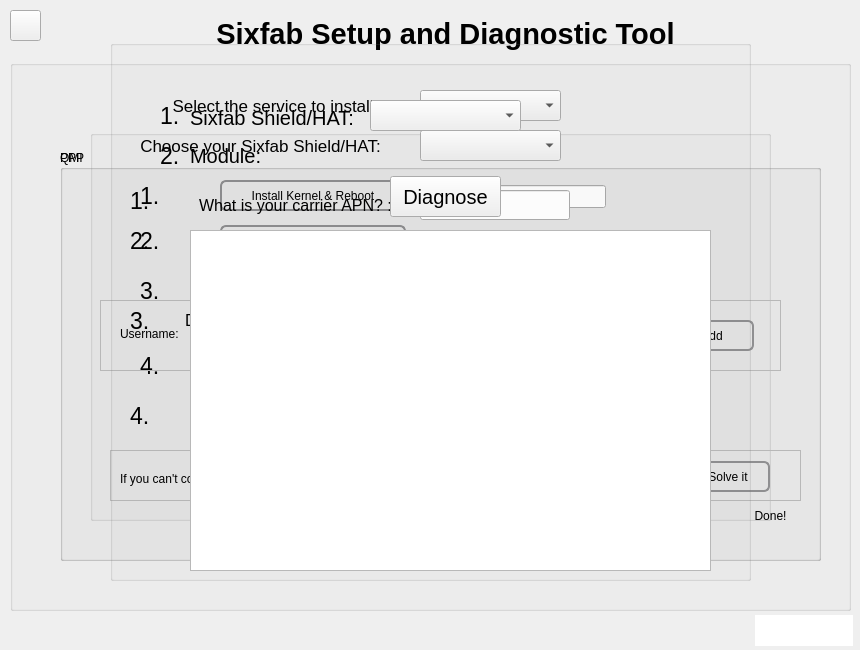
sixfab/setup-and-diagnostic-tool, file setup_and_diagnostic_tool.ui: the form before one commit.
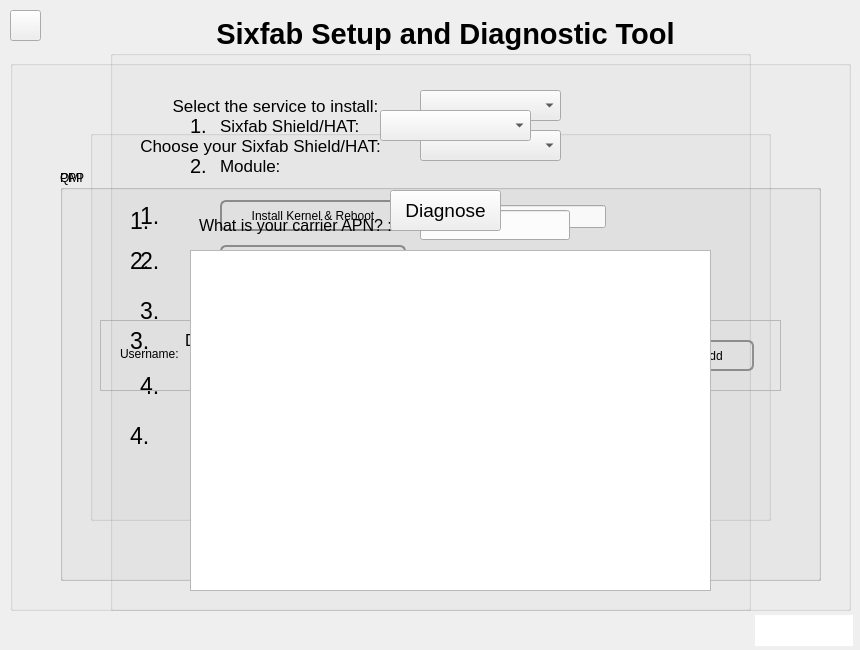
The form after the commit. Icons and pictures are not drawn.

Commit message: removed route frame

The edit to the form file:
```diff
--- a/setup_and_diagnostic_tool.ui
+++ b/setup_and_diagnostic_tool.ui
@@ -227,7 +227,7 @@
     <property name="geometry">
      <rect>
       <x>50</x>
-      <y>90</y>
+      <y>110</y>
       <width>761</width>
       <height>411</height>
      </rect>
@@ -390,7 +390,7 @@
       <enum>Qt::LeftToRight</enum>
      </property>
      <property name="text">
-      <string>TextLabel</string>
+      <string>&lt;html&gt;&lt;head/&gt;&lt;body&gt;&lt;p&gt;Text&lt;/p&gt;&lt;/body&gt;&lt;/html&gt;</string>
      </property>
      <property name="alignment">
       <set>Qt::AlignCenter</set>
@@ -399,7 +399,7 @@
     <widget class="QPushButton" name="testButton">
      <property name="geometry">
       <rect>
-       <x>190</x>
+       <x>180</x>
        <y>199</y>
        <width>186</width>
        <height>31</height>
@@ -428,19 +428,22 @@
     <widget class="QLabel" name="qmi_test_label">
      <property name="geometry">
       <rect>
-       <x>392</x>
-       <y>203</y>
+       <x>380</x>
+       <y>200</y>
        <width>361</width>
-       <height>21</height>
+       <height>31</height>
       </rect>
      </property>
      <property name="font">
       <font>
-       <pointsize>13</pointsize>
+       <pointsize>12</pointsize>
       </font>
      </property>
      <property name="text">
-      <string>TextLabel</string>
+      <string>&lt;html&gt;&lt;head/&gt;&lt;body&gt;&lt;p&gt;Text&lt;/p&gt;&lt;/body&gt;&lt;/html&gt;</string>
+     </property>
+     <property name="textFormat">
+      <enum>Qt::AutoText</enum>
      </property>
      <property name="alignment">
       <set>Qt::AlignLeading|Qt::AlignLeft|Qt::AlignVCenter</set>
@@ -482,9 +485,9 @@
      <property name="geometry">
       <rect>
        <x>390</x>
-       <y>288</y>
+       <y>284</y>
        <width>361</width>
-       <height>21</height>
+       <height>31</height>
       </rect>
      </property>
      <property name="font">
@@ -493,7 +496,7 @@
       </font>
      </property>
      <property name="text">
-      <string>TextLabel</string>
+      <string>&lt;html&gt;&lt;head/&gt;&lt;body&gt;&lt;p&gt;Text&lt;/p&gt;&lt;/body&gt;&lt;/html&gt;</string>
      </property>
      <property name="alignment">
       <set>Qt::AlignLeading|Qt::AlignLeft|Qt::AlignVCenter</set>
@@ -502,10 +505,10 @@
     <widget class="QCheckBox" name="qmi_autoConnect_check">
      <property name="geometry">
       <rect>
-       <x>200</x>
-       <y>248</y>
-       <width>281</width>
-       <height>23</height>
+       <x>125</x>
+       <y>245</y>
+       <width>351</width>
+       <height>31</height>
       </rect>
      </property>
      <property name="font">
@@ -622,7 +625,7 @@
     <property name="geometry">
      <rect>
       <x>50</x>
-      <y>90</y>
+      <y>110</y>
       <width>761</width>
       <height>411</height>
      </rect>
@@ -824,9 +827,9 @@
      <property name="geometry">
       <rect>
        <x>330</x>
-       <y>250</y>
+       <y>248</y>
        <width>421</width>
-       <height>21</height>
+       <height>31</height>
       </rect>
      </property>
      <property name="font">
@@ -841,86 +844,6 @@
       <set>Qt::AlignLeading|Qt::AlignLeft|Qt::AlignVCenter</set>
      </property>
     </widget>
-    <widget class="QFrame" name="route_frame">
-     <property name="geometry">
-      <rect>
-       <x>50</x>
-       <y>300</y>
-       <width>691</width>
-       <height>51</height>
-      </rect>
-     </property>
-     <property name="frameShape">
-      <enum>QFrame::StyledPanel</enum>
-     </property>
-     <property name="frameShadow">
-      <enum>QFrame::Raised</enum>
-     </property>
-     <widget class="QLabel" name="route_label">
-      <property name="geometry">
-       <rect>
-        <x>10</x>
-        <y>20</y>
-        <width>561</width>
-        <height>17</height>
-       </rect>
-      </property>
-      <property name="text">
-       <string>If you can't connect, one of the possible errors you may get is the routing error.</string>
-      </property>
-     </widget>
-     <widget class="QPushButton" name="error_solve">
-      <property name="geometry">
-       <rect>
-        <x>576</x>
-        <y>11</y>
-        <width>84</width>
-        <height>31</height>
-       </rect>
-      </property>
-      <property name="minimumSize">
-       <size>
-        <width>84</width>
-        <height>0</height>
-       </size>
-      </property>
-      <property name="styleSheet">
-       <string notr="true">QPushButton {
-            border: 2px solid #8f8f91;
-            border-radius: 6px;
-            background-color: qlineargradient(x1: 0, y1: 0, x2: 0, y2: 1,
-                                            stop: 0 #f6f7fa, stop: 1 #dadbde);
-            min-width: 80px;
-        }
-        QPushButton:pressed {
-            background-color: qlineargradient(x1: 0, y1: 0, x2: 0, y2: 1,
-                                            stop: 0 #dadbde, stop: 1 #f6f7fa);
-        }
-        QPushButton:flat {
-            border: none; /* no border for a flat push button */
-        }</string>
-      </property>
-      <property name="text">
-       <string>Solve it</string>
-      </property>
-     </widget>
-    </widget>
-    <widget class="QLabel" name="done_label">
-     <property name="geometry">
-      <rect>
-       <x>680</x>
-       <y>350</y>
-       <width>61</width>
-       <height>31</height>
-      </rect>
-     </property>
-     <property name="text">
-      <string>Done!</string>
-     </property>
-     <property name="alignment">
-      <set>Qt::AlignCenter</set>
-     </property>
-    </widget>
     <widget class="QLineEdit" name="ppp_apn">
      <property name="geometry">
       <rect>
@@ -1137,9 +1060,9 @@
    <property name="geometry">
     <rect>
      <x>110</x>
-     <y>40</y>
+     <y>50</y>
      <width>641</width>
-     <height>541</height>
+     <height>561</height>
     </rect>
    </property>
    <property name="title">
@@ -1148,15 +1071,15 @@
    <widget class="QLabel" name="dig_hat_shield_label">
     <property name="geometry">
      <rect>
-      <x>80</x>
-      <y>67</y>
-      <width>171</width>
-      <height>21</height>
+      <x>110</x>
+      <y>60</y>
+      <width>151</width>
+      <height>31</height>
      </rect>
     </property>
     <property name="font">
      <font>
-      <pointsize>15</pointsize>
+      <pointsize>13</pointsize>
      </font>
     </property>
     <property name="text">
@@ -1166,7 +1089,7 @@
    <widget class="QComboBox" name="dig_hat_shield_combobox">
     <property name="geometry">
      <rect>
-      <x>260</x>
+      <x>270</x>
       <y>60</y>
       <width>151</width>
       <height>31</height>
@@ -1184,15 +1107,15 @@
    <widget class="QLabel" name="dig_detection_label">
     <property name="geometry">
      <rect>
-      <x>260</x>
+      <x>270</x>
       <y>60</y>
-      <width>301</width>
+      <width>321</width>
       <height>31</height>
      </rect>
     </property>
     <property name="font">
      <font>
-      <pointsize>14</pointsize>
+      <pointsize>12</pointsize>
      </font>
     </property>
     <property name="text">
@@ -1202,7 +1125,7 @@
    <widget class="QLabel" name="dig_connect_label">
     <property name="geometry">
      <rect>
-      <x>80</x>
+      <x>110</x>
       <y>100</y>
       <width>451</width>
       <height>31</height>
@@ -1210,7 +1133,7 @@
     </property>
     <property name="font">
      <font>
-      <pointsize>15</pointsize>
+      <pointsize>13</pointsize>
      </font>
     </property>
     <property name="text">
@@ -1220,7 +1143,7 @@
    <widget class="QLabel" name="label_33">
     <property name="geometry">
      <rect>
-      <x>50</x>
+      <x>80</x>
       <y>60</y>
       <width>21</width>
       <height>31</height>
@@ -1229,7 +1152,7 @@
     <property name="font">
      <font>
       <family>Ubuntu</family>
-      <pointsize>17</pointsize>
+      <pointsize>15</pointsize>
       <weight>50</weight>
       <bold>false</bold>
      </font>
@@ -1241,7 +1164,7 @@
    <widget class="QLabel" name="label_34">
     <property name="geometry">
      <rect>
-      <x>50</x>
+      <x>80</x>
       <y>100</y>
       <width>21</width>
       <height>31</height>
@@ -1250,7 +1173,7 @@
     <property name="font">
      <font>
       <family>Ubuntu</family>
-      <pointsize>17</pointsize>
+      <pointsize>15</pointsize>
       <weight>50</weight>
       <bold>false</bold>
      </font>
@@ -1263,7 +1186,7 @@
     <property name="geometry">
      <rect>
       <x>80</x>
-      <y>190</y>
+      <y>200</y>
       <width>521</width>
       <height>341</height>
      </rect>
@@ -1278,14 +1201,14 @@
     <property name="geometry">
      <rect>
       <x>280</x>
-      <y>136</y>
+      <y>140</y>
       <width>111</width>
       <height>41</height>
      </rect>
     </property>
     <property name="font">
      <font>
-      <pointsize>15</pointsize>
+      <pointsize>14</pointsize>
      </font>
     </property>
     <property name="text">
```
The commit also changes 2 other files.
